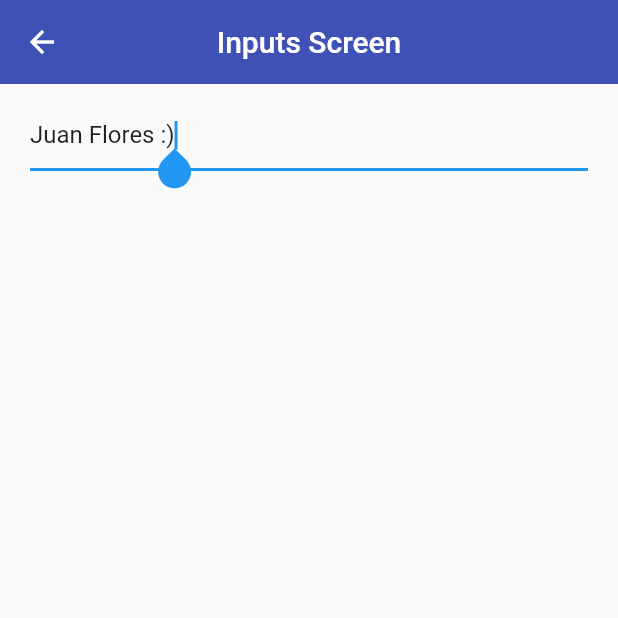
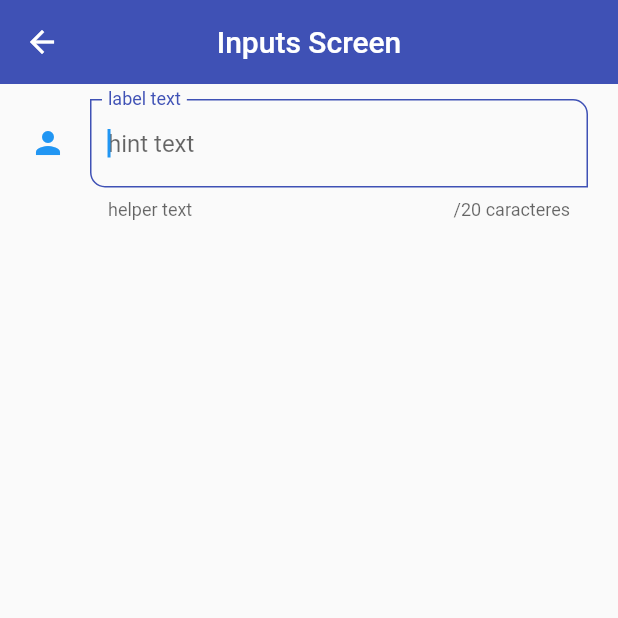
Before and after one commit to juanfranflores/fl_components, a Flutter app: the InputsScreen screen opened by its route, on a phone screen of 412 x 824 dp, the top half of it. Run offline on Flutter 3.47's test engine with Material 2 defaults, Android fonts, the phone set to English and light mode, and no system bars.

Commit message:
CustomInputField

```diff
--- a/lib/screens/input_screen.dart
+++ b/lib/screens/input_screen.dart
@@ -1,3 +1,4 @@
+import 'package:fl_components/widgets/widgets.dart';
 import 'package:flutter/material.dart';
 
 class InputsScreen extends StatelessWidget {
@@ -16,22 +17,11 @@ class InputsScreen extends StatelessWidget {
             vertical: 10,
           ),
           child: Column(
-            children: [
-              TextFormField(
-                autofocus: true,
-                initialValue: 'Juan Flores :)',
-                textCapitalization: TextCapitalization.words,
-                onChanged: (value) {
-                  debugPrint(value);
-                },
-                autovalidateMode: AutovalidateMode.onUserInteraction,
-                validator: (value) {
-                  if (value == null) return 'Null!';
-                  return value.isEmpty
-                      ? 'Este campo no puede estar vacío'
-                      : null;
-                },
-              ),
+            children: const [
+              CustomInputField(
+                  helperText: 'helper text',
+                  hintText: 'hint text',
+                  labelText: 'label text'),
             ],
           ),
         ),
--- a/lib/themes/app_theme.dart
+++ b/lib/themes/app_theme.dart
@@ -27,7 +27,31 @@ class AppTheme {
     dialogTheme: DialogTheme(
       shape: RoundedRectangleBorder(borderRadius: BorderRadius.circular(10)),
     ),
+    inputDecorationTheme: const InputDecorationTheme(
+      border: OutlineInputBorder(
+        borderRadius: BorderRadius.only(
+          bottomLeft: Radius.circular(10),
+          topRight: Radius.circular(10),
+        ),
+      ),
+      floatingLabelStyle: TextStyle(color: primary),
+      enabledBorder: OutlineInputBorder(
+        borderSide: BorderSide(color: primary),
+        borderRadius: BorderRadius.only(
+          bottomLeft: Radius.circular(10),
+          topRight: Radius.circular(10),
+        ),
+      ),
+      focusedBorder: OutlineInputBorder(
+        borderSide: BorderSide(color: primary),
+        borderRadius: BorderRadius.only(
+          bottomLeft: Radius.circular(10),
+          topRight: Radius.circular(10),
+        ),
+      ),
+    ),
   );
+
   static final ThemeData darkTheme = ThemeData.dark().copyWith(
     primaryColor: Colors.indigo,
     appBarTheme: const AppBarTheme(
--- /dev/null
+++ b/lib/widgets/custom_input_field.dart
@@ -0,0 +1,40 @@
+import 'package:flutter/material.dart';
+
+class CustomInputField extends StatelessWidget {
+  final String? hintText;
+  final String? labelText;
+  final String? helperText;
+
+  const CustomInputField({
+    super.key,
+    this.hintText,
+    this.labelText,
+    this.helperText,
+  });
+
+  @override
+  Widget build(BuildContext context) {
+    return TextFormField(
+      autofocus: true,
+      initialValue: '',
+      textCapitalization: TextCapitalization.words,
+      onChanged: (value) {
+        debugPrint(value);
+      },
+      autovalidateMode: AutovalidateMode.onUserInteraction,
+      validator: (value) {
+        if (value == null) return 'Null!';
+        return value.isEmpty ? 'Este campo no puede estar vacío' : null;
+      },
+      decoration: InputDecoration(
+        hintText: hintText,
+        label: labelText == null ? null : Text(labelText.toString()),
+        helperText: helperText,
+        counterText: ' /20 caracteres',
+        icon: const Icon(Icons.person),
+
+        // counterStyle: ,
+      ),
+    );
+  }
+}
--- a/lib/widgets/widgets.dart
+++ b/lib/widgets/widgets.dart
@@ -1,2 +1,3 @@
 export 'package:fl_components/widgets/custom_card_type_1.dart';
 export 'package:fl_components/widgets/custom_card_type_2.dart';
+export 'package:fl_components/widgets/custom_input_field.dart';
```
